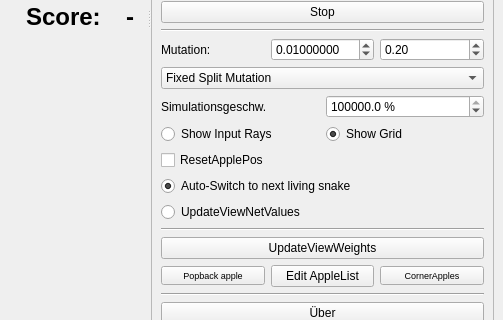
Above: src/mainwindow.ui from M4RKUS28/SnakeIO before the change; both pictures show x 490 to 993 and y 371 to 691 of the 993 by 799 pixel window. Below: the same form after it.
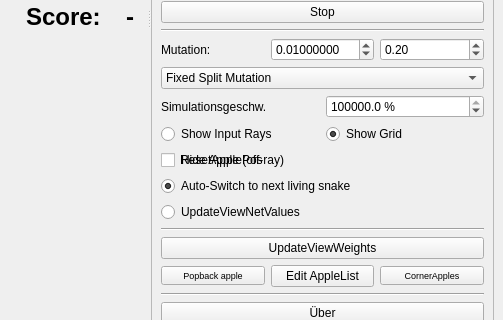
That is the form after the change. Icons and pictures are not drawn.

Commit message: Add hidden apple feature with UI toggle in PvEMainWindow and GraphicsView

```diff
--- a/src/mainwindow.ui
+++ b/src/mainwindow.ui
@@ -380,6 +380,16 @@
              </property>
             </widget>
            </item>
+           <item row="23" column="0">
+            <widget class="QRadioButton" name="radioButtonHiddenApple">
+             <property name="text">
+              <string>Hide Apple (off-ray)</string>
+             </property>
+             <property name="autoExclusive">
+              <bool>false</bool>
+             </property>
+            </widget>
+           </item>
            <item row="32" column="0" colspan="2">
             <spacer name="verticalSpacer_4">
              <property name="orientation">
```
The commit also changes 6 other files.
